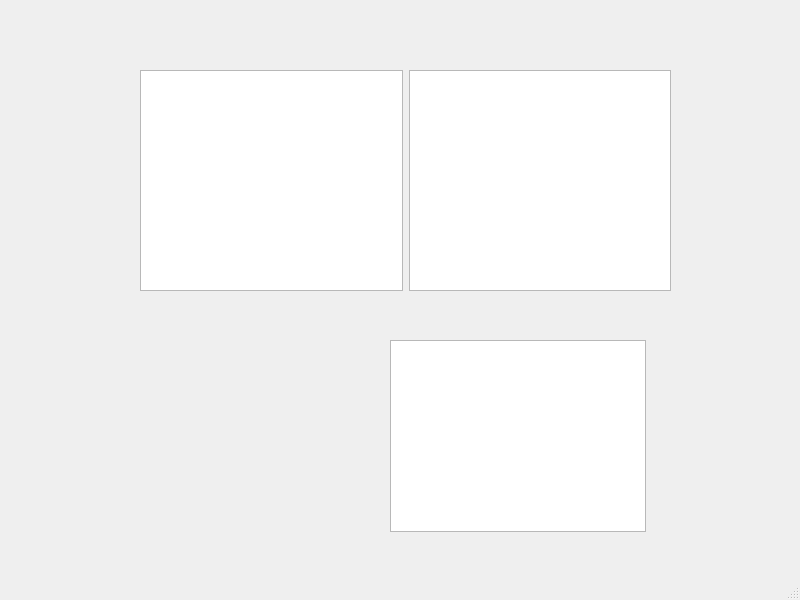
Before: the Qt Designer form mainwindow.ui in CIoudkicker/MyLab3_1, drawn with Qt 5.
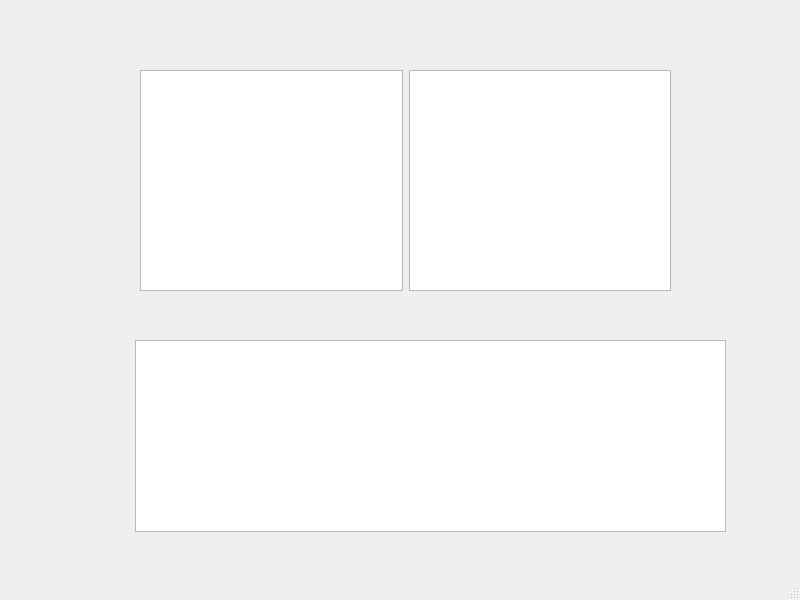
After: the same form once the commit is applied.

Patch:
```diff
--- a/mainwindow.ui
+++ b/mainwindow.ui
@@ -35,9 +35,9 @@
    <widget class="QTreeView" name="treeView_2">
     <property name="geometry">
      <rect>
-      <x>390</x>
+      <x>135</x>
       <y>340</y>
-      <width>256</width>
+      <width>591</width>
       <height>192</height>
      </rect>
     </property>
```
